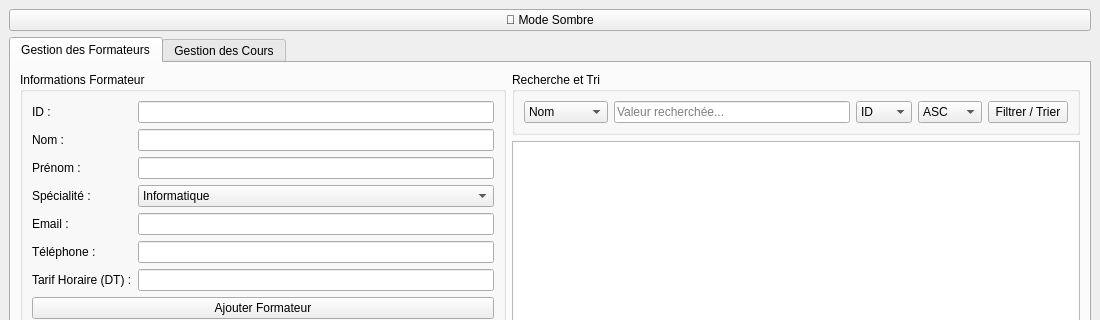
The window that mainwindow.ui (Emenslimi/CentreDeFormation) describes before a commit, drawn with Qt 5; both pictures show x 0 to 1100 and y 0 to 320 of the 1100 by 700 pixel window.
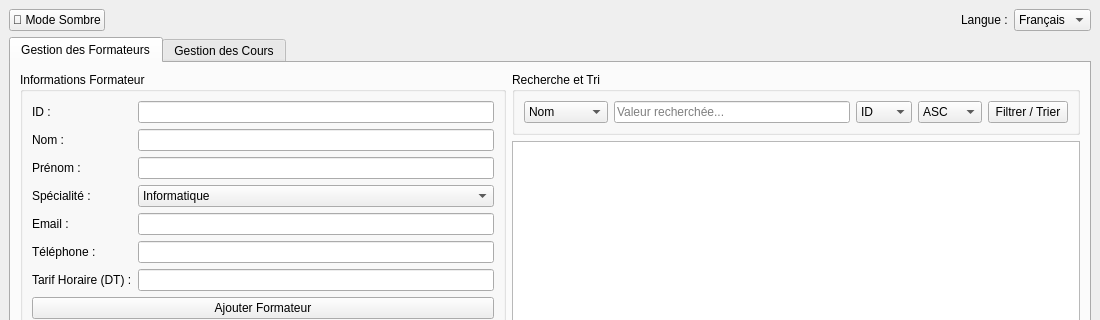
The same window after the commit.

Commit message: traduction interface

```diff
--- a/mainwindow.ui
+++ b/mainwindow.ui
@@ -16,11 +16,49 @@
   <widget class="QWidget" name="centralwidget">
    <layout class="QVBoxLayout" name="verticalLayout_main">
     <item>
+     <layout class="QHBoxLayout" name="horizontalLayout_top_bar">
+      <item>
      <widget class="QPushButton" name="btn_toggle_theme">
       <property name="text">
        <string>🌙 Mode Sombre</string>
       </property>
      </widget>
+      </item>
+      <item>
+       <spacer name="horizontalSpacer_top">
+        <property name="orientation">
+         <enum>Qt::Orientation::Horizontal</enum>
+        </property>
+        <property name="sizeHint" stdset="0">
+         <size>
+          <width>40</width>
+          <height>20</height>
+         </size>
+        </property>
+       </spacer>
+      </item>
+      <item>
+       <widget class="QLabel" name="label_langue">
+        <property name="text">
+         <string>Langue :</string>
+        </property>
+       </widget>
+      </item>
+      <item>
+       <widget class="QComboBox" name="combo_langue">
+        <item>
+         <property name="text">
+          <string>Français</string>
+         </property>
+        </item>
+        <item>
+         <property name="text">
+          <string>English</string>
+         </property>
+        </item>
+       </widget>
+      </item>
+     </layout>
     </item>
     <item>
      <widget class="QTabWidget" name="tabWidget">
```
Lines whose indentation alone changed are shown as unchanged. The commit also changes 4 other files.
